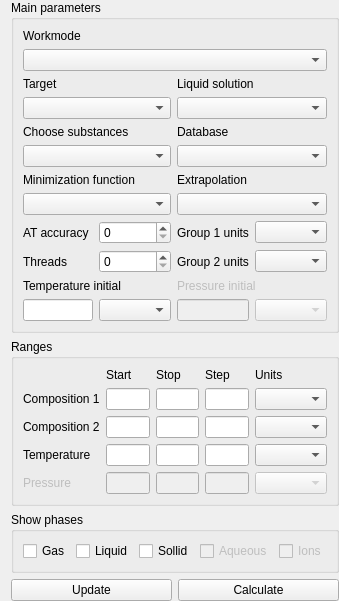
Before: the Qt Designer form src/calculationparameters.ui in alexonemore/atc, drawn with Qt 5.
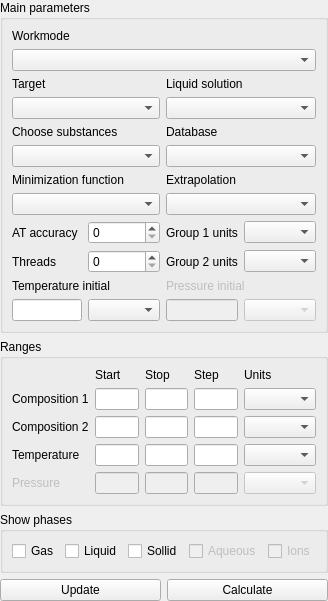
After: the same form once the commit is applied.

The edit to the form file:
```diff
--- a/src/calculationparameters.ui
+++ b/src/calculationparameters.ui
@@ -20,6 +20,9 @@
    <string>GroupBox</string>
   </property>
   <layout class="QVBoxLayout" name="verticalLayout">
+   <property name="leftMargin">
+    <number>0</number>
+   </property>
    <property name="topMargin">
     <number>0</number>
    </property>
```
